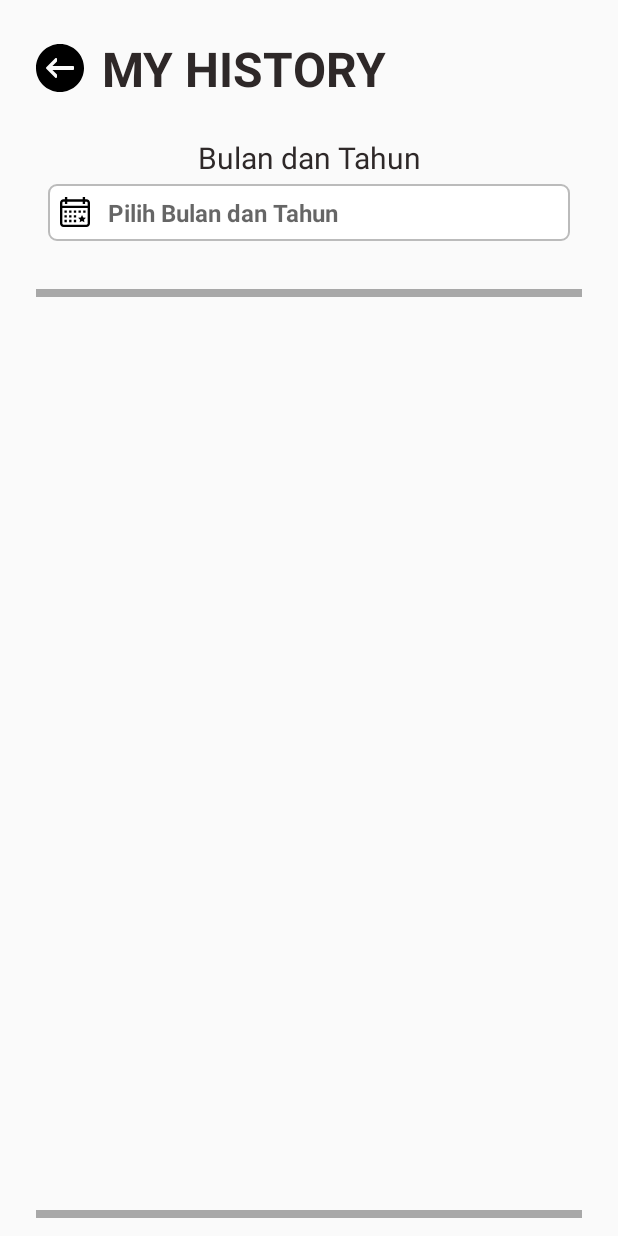
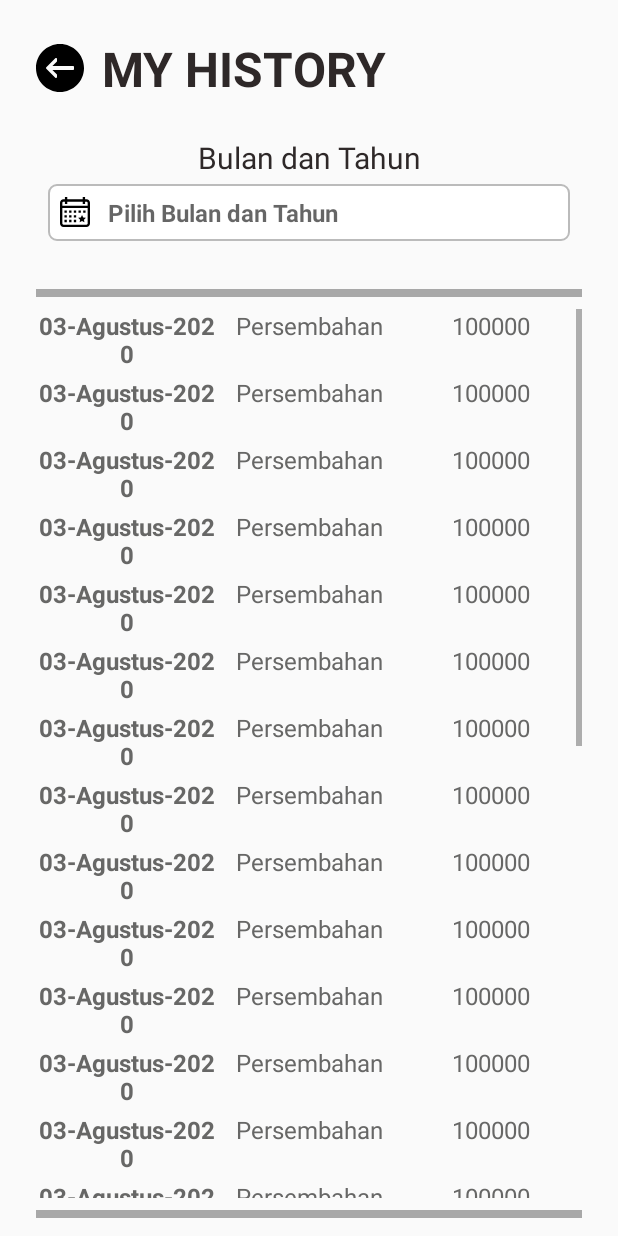
Before and after one commit to kevinowen7/ProjectAndroidGBI, an Android app: the MyHistoryActivity screen opened directly, with no data from a screen before it, on a phone screen of 412 x 824 dp. Run offline under Robolectric (Android 15) with nearby library versions, the phone set to English and light mode, and no system bars.

Commit message:
add my_history

```diff
--- a/app/build.gradle
+++ b/app/build.gradle
@@ -38,4 +38,5 @@ dependencies {
     implementation 'com.google.android.gms:play-services-gcm:16.0.0'
 
     implementation 'androidx.swiperefreshlayout:swiperefreshlayout:1.0.0'
+    implementation 'com.android.support:recyclerview-v7:28.0.0'
 }
--- /dev/null
+++ b/app/src/main/java/com/example/tubes/Model/MyHistory.java
@@ -0,0 +1,39 @@
+package com.example.tubes.Model;
+
+import android.content.Intent;
+
+public class MyHistory {
+    private String tanggal;
+    private String jenis;
+    private int jumlah;
+
+    public MyHistory(String tanggal,String jenis, int jumlah){
+        this.tanggal = tanggal;
+        this.jenis = jenis;
+        this.jumlah = jumlah;
+    }
+
+    public int getJumlah() {
+        return jumlah;
+    }
+
+    public void setJumlah(int jumlah) {
+        this.jumlah = jumlah;
+    }
+
+    public String getJenis() {
+        return jenis;
+    }
+
+    public void setJenis(String jenis) {
+        this.jenis = jenis;
+    }
+
+    public String getTanggal() {
+        return tanggal;
+    }
+
+    public void setTanggal(String tanggal) {
+        this.tanggal = tanggal;
+    }
+}
--- a/app/src/main/java/com/example/tubes/activity/MyHistoryActivity.java
+++ b/app/src/main/java/com/example/tubes/activity/MyHistoryActivity.java
@@ -1,16 +1,69 @@
 package com.example.tubes.activity;
 
 import androidx.appcompat.app.AppCompatActivity;
+import androidx.recyclerview.widget.LinearLayoutManager;
+import androidx.recyclerview.widget.RecyclerView;
 
 import android.os.Bundle;
 
+import com.example.tubes.Model.MyHistory;
 import com.example.tubes.R;
+import com.example.tubes.adapter.MyHistoryAdapter;
+
+import java.util.ArrayList;
 
 public class MyHistoryActivity extends AppCompatActivity {
+    private RecyclerView recyclerView;
+    private MyHistoryAdapter adapter;
+    private ArrayList<MyHistory> historyArrayList;
 
     @Override
     protected void onCreate(Bundle savedInstanceState) {
         super.onCreate(savedInstanceState);
         setContentView(R.layout.activity_my_history);
+
+        initUI();
+    }
+
+    private void initUI() {
+        addDataHistory();
+
+        recyclerView = (RecyclerView) findViewById(R.id.history_recycle);
+        adapter = new MyHistoryAdapter(historyArrayList);
+        RecyclerView.LayoutManager layoutManager = new LinearLayoutManager(MyHistoryActivity.this);
+        recyclerView.setLayoutManager(layoutManager);
+        recyclerView.setAdapter(adapter);
+
+    }
+
+    private void addDataHistory() {
+        historyArrayList = new ArrayList<>();
+        historyArrayList.add(new MyHistory("03-Agustus-2020", "Persembahan", 100000));
+        historyArrayList.add(new MyHistory("03-Agustus-2020", "Persembahan", 100000));
+        historyArrayList.add(new MyHistory("03-Agustus-2020", "Persembahan", 100000));
+        historyArrayList.add(new MyHistory("03-Agustus-2020", "Persembahan", 100000));
+        historyArrayList.add(new MyHistory("03-Agustus-2020", "Persembahan", 100000));
+        historyArrayList.add(new MyHistory("03-Agustus-2020", "Persembahan", 100000));
+        historyArrayList.add(new MyHistory("03-Agustus-2020", "Persembahan", 100000));
+        historyArrayList.add(new MyHistory("03-Agustus-2020", "Persembahan", 100000));
+        historyArrayList.add(new MyHistory("03-Agustus-2020", "Persembahan", 100000));
+        historyArrayList.add(new MyHistory("03-Agustus-2020", "Persembahan", 100000));
+        historyArrayList.add(new MyHistory("03-Agustus-2020", "Persembahan", 100000));
+        historyArrayList.add(new MyHistory("03-Agustus-2020", "Persembahan", 100000));
+        historyArrayList.add(new MyHistory("03-Agustus-2020", "Persembahan", 100000));
+        historyArrayList.add(new MyHistory("03-Agustus-2020", "Persembahan", 100000));
+        historyArrayList.add(new MyHistory("03-Agustus-2020", "Persembahan", 100000));
+        historyArrayList.add(new MyHistory("03-Agustus-2020", "Persembahan", 100000));
+        historyArrayList.add(new MyHistory("03-Agustus-2020", "Persembahan", 100000));
+        historyArrayList.add(new MyHistory("03-Agustus-2020", "Persembahan", 100000));
+        historyArrayList.add(new MyHistory("03-Agustus-2020", "Persembahan", 100000));
+        historyArrayList.add(new MyHistory("03-Agustus-2020", "Persembahan", 100000));
+        historyArrayList.add(new MyHistory("03-Agustus-2020", "Persembahan", 100000));
+        historyArrayList.add(new MyHistory("03-Agustus-2020", "Persembahan", 100000));
+        historyArrayList.add(new MyHistory("03-Agustus-2020", "Persembahan", 100000));
+        historyArrayList.add(new MyHistory("03-Agustus-2020", "Persembahan", 100000));
+        historyArrayList.add(new MyHistory("03-Agustus-2020", "Persembahan", 100000));
+        historyArrayList.add(new MyHistory("03-Agustus-2020", "Persembahan", 100000));
+        historyArrayList.add(new MyHistory("03-Agustus-2020", "Persembahan", 100000));
     }
 }
--- /dev/null
+++ b/app/src/main/java/com/example/tubes/adapter/MyHistoryAdapter.java
@@ -0,0 +1,52 @@
+package com.example.tubes.adapter;
+
+import android.view.LayoutInflater;
+import android.view.View;
+import android.view.ViewGroup;
+import android.widget.TextView;
+
+import com.example.tubes.Model.MyHistory;
+import com.example.tubes.R;
+
+import java.util.ArrayList;
+
+import androidx.recyclerview.widget.RecyclerView;
+
+public class MyHistoryAdapter extends RecyclerView.Adapter<MyHistoryAdapter.MyHistoryViewHolder>{
+
+    private ArrayList<MyHistory> dataList;
+
+    public MyHistoryAdapter(ArrayList<MyHistory> dataList) {
+        this.dataList = dataList;
+    }
+
+    @Override
+    public MyHistoryViewHolder onCreateViewHolder(ViewGroup parent, int viewType) {
+        LayoutInflater layoutInflater = LayoutInflater.from(parent.getContext());
+        View view = layoutInflater.inflate(R.layout.list_my_history, parent, false);
+        return new MyHistoryViewHolder(view);
+    }
+
+    @Override
+    public void onBindViewHolder(MyHistoryViewHolder holder, int position) {
+        holder.txtTanggal.setText(dataList.get(position).getTanggal());
+        holder.txtJenis.setText(dataList.get(position).getJenis());
+        holder.txtJumlah.setText(String.valueOf(dataList.get(position).getJumlah()));
+    }
+
+    @Override
+    public int getItemCount() {
+        return (dataList != null) ? dataList.size() : 0;
+    }
+
+    public class MyHistoryViewHolder extends RecyclerView.ViewHolder{
+        private TextView txtTanggal, txtJenis, txtJumlah;
+
+        public MyHistoryViewHolder(View itemView) {
+            super(itemView);
+            txtTanggal = (TextView) itemView.findViewById(R.id.list_history_date);
+            txtJenis = (TextView) itemView.findViewById(R.id.list_history_jenis);
+            txtJumlah = (TextView) itemView.findViewById(R.id.list_history_jumlah);
+        }
+    }
+}
--- a/app/src/main/java/com/example/tubes/fragment/GivingFragment.java
+++ b/app/src/main/java/com/example/tubes/fragment/GivingFragment.java
@@ -3,6 +3,7 @@ package com.example.tubes.fragment;
 
 import android.annotation.SuppressLint;
 import android.app.DialogFragment;
+import android.content.Intent;
 import android.os.Bundle;
 
 import androidx.annotation.NonNull;
@@ -25,6 +26,7 @@ import android.widget.Toast;
 import com.example.tubes.Callback.AddPersembahanCallback;
 import com.example.tubes.Model.NumberTextWatcherForThousand;
 import com.example.tubes.R;
+import com.example.tubes.activity.MyHistoryActivity;
 
 
 import java.util.ArrayList;
@@ -44,6 +46,7 @@ public class GivingFragment extends Fragment {
     private Button mSepuluh;
     private Button mLimaPuluh;
     private Button mSubmit;
+    private Button mHistory;
 
     private String mUsername;
 
@@ -80,13 +83,25 @@ public class GivingFragment extends Fragment {
         mLimaPuluh = Objects.requireNonNull(getView()).findViewById(R.id.jmlh_lima_puluh);
         mSubmit = Objects.requireNonNull(getView()).findViewById(R.id.submit_persembahan);
         mDate=getView().findViewById(R.id.tanggal_giving);
+        mHistory = getView().findViewById(R.id.history);
 
+        myHistoryListener();
         dropDownJenisPersembahan();
         dateListener();
         onChangeJumlahPersembahan();
         sepuluhListener();
         limaPuluhListener();
         submitListener();
+    }
+
+    private void myHistoryListener() {
+        mHistory.setOnClickListener(new View.OnClickListener() {
+            @Override
+            public void onClick(View v) {
+                Intent intent = new Intent(getActivity(), MyHistoryActivity.class);
+                startActivity(intent);
+            }
+        });
     }
 
     private void showLoading(){
--- a/app/src/main/res/layout/activity_my_history.xml
+++ b/app/src/main/res/layout/activity_my_history.xml
@@ -88,9 +88,10 @@
         android:layout_height="match_parent"
         android:layout_above="@+id/divider_bottom">
 
-        <android.support.v7.widget.RecyclerView
+        <androidx.recyclerview.widget.RecyclerView
             android:id="@+id/history_recycle"
             android:layout_width="match_parent"
+            android:scrollbars="vertical"
             android:layout_height="match_parent"
             android:visibility="visible"/>
     </LinearLayout>
--- /dev/null
+++ b/app/src/main/res/layout/list_my_history.xml
@@ -0,0 +1,39 @@
+<?xml version="1.0" encoding="utf-8"?>
+
+    <LinearLayout
+        xmlns:android="http://schemas.android.com/apk/res/android"
+        android:layout_width="match_parent"
+        android:layout_height="wrap_content"
+        android:layout_marginBottom="@dimen/activity_margin_small"
+        android:orientation="horizontal">
+
+        <TextView
+            android:id="@+id/list_history_date"
+            android:layout_width="0dp"
+            android:layout_weight="1"
+            android:gravity="center"
+            android:text="@string/my_history"
+            android:textColor="@color/brown_my_history"
+            android:textStyle="bold"
+            android:textSize="@dimen/sub_form_value"
+            android:layout_height="wrap_content" />
+
+        <TextView
+            android:id="@+id/list_history_jenis"
+            android:layout_width="0dp"
+            android:gravity="center"
+            android:textColor="@color/brown_my_history"
+            android:textSize="@dimen/sub_form_value"
+            android:layout_weight="1"
+            android:layout_height="wrap_content" />
+
+        <TextView
+            android:id="@+id/list_history_jumlah"
+            android:layout_width="0dp"
+            android:textColor="@color/brown_my_history"
+            android:textSize="@dimen/sub_form_value"
+            android:layout_weight="1"
+            android:gravity="center"
+            android:layout_height="wrap_content" />
+
+    </LinearLayout>
--- a/app/src/main/res/values/colors.xml
+++ b/app/src/main/res/values/colors.xml
@@ -10,6 +10,7 @@
     <color name="grey">#A8A8A8</color>
     <color name="grey_transparant">#80A8A8A8</color>
     <color name="white">#fff</color>
+    <color name="brown_my_history">#676766</color>
 
     <color name="button_primary">#f2d5d5</color>
     <color name="button_primary_hover">#edb1b1</color>
```
